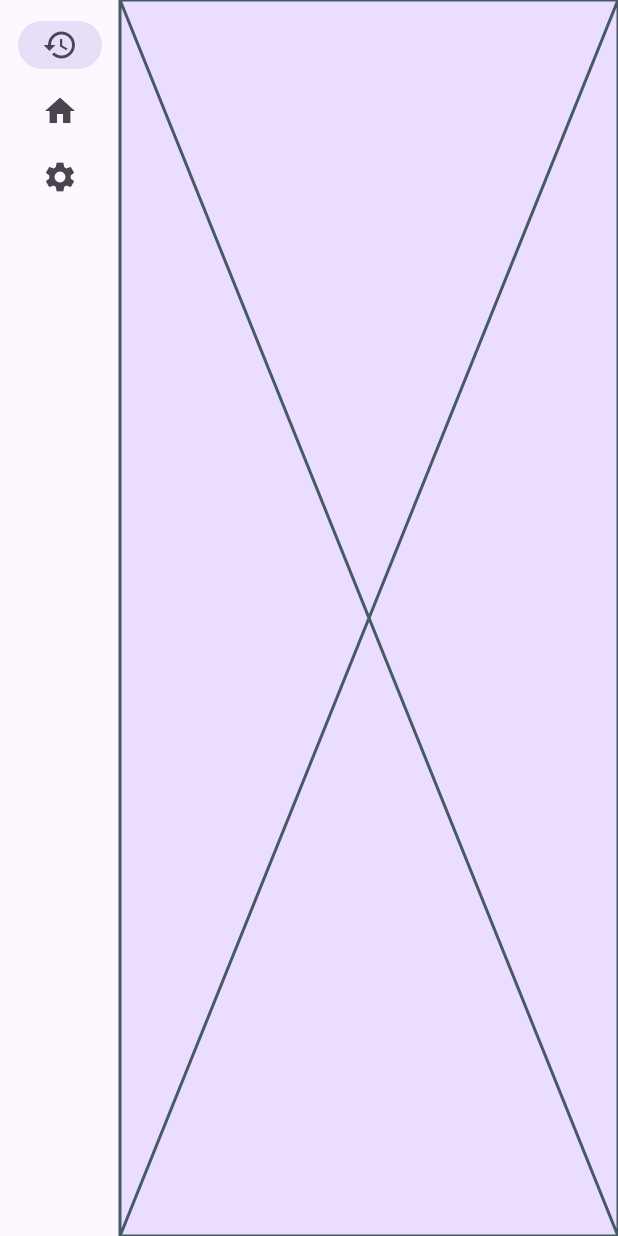
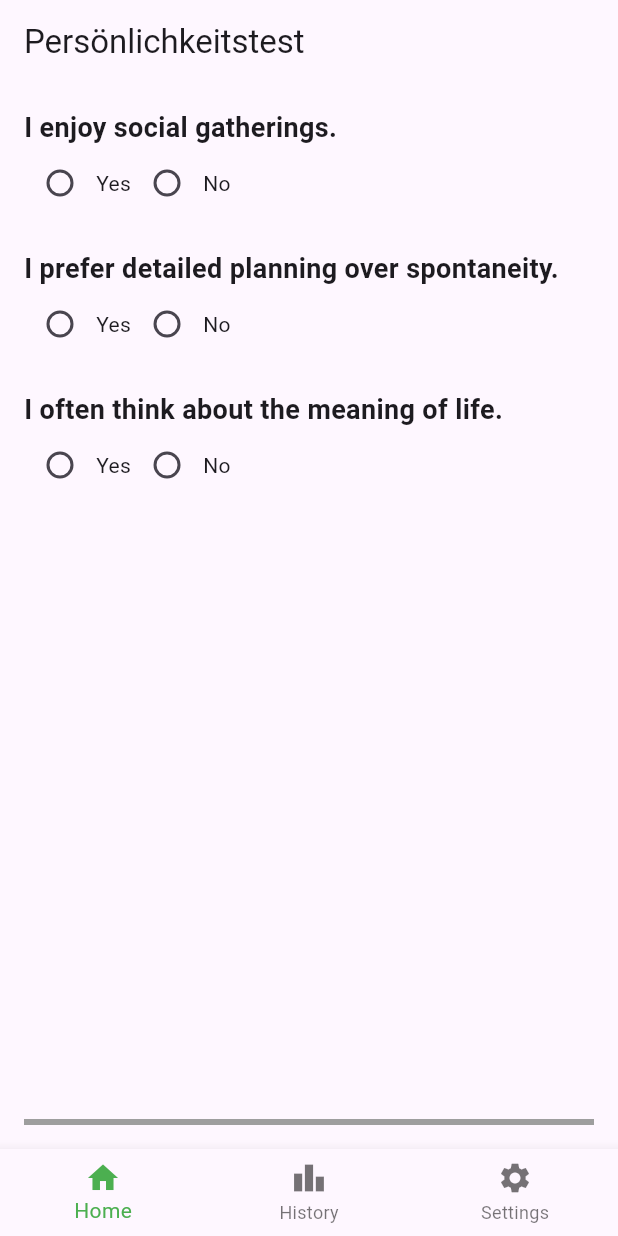
Before and after one commit to PaulPetermann/Personality-App, a Flutter app: the screen it shows after launch, on a phone screen of 412 x 824 dp. Run offline on Flutter 3.47's test engine with Material 3 defaults, Android fonts, the phone set to English and light mode, and no system bars; our stand-ins replace hive, hive_flutter; accounts and stored records are empty.

Commit message:
init views

```diff
--- a/lib/main.dart
+++ b/lib/main.dart
@@ -1,92 +1,37 @@
 import 'package:flutter/material.dart';
+import 'package:hive_flutter/hive_flutter.dart';
+import 'package:path_provider/path_provider.dart';
+import 'package:personality_app/model/history_model.dart';
+import 'package:personality_app/view/bottom_navigation/root_bottom_navigation.dart';
+import 'package:personality_app/view/splash_page.dart';
 
-void main() {
+void main() async {
+  WidgetsFlutterBinding.ensureInitialized();
+  final appDocumentDir = await getApplicationDocumentsDirectory();
+  await Hive.initFlutter(appDocumentDir.path);
+  await Hive.openBox("settings");
+  await Hive.openBox<History>("history");
+
   runApp(const MyApp());
 }
 
+/// The main app.
 class MyApp extends StatelessWidget {
+  /// Constructs a [MyApp]
   const MyApp({super.key});
 
-  // This widget is the root of your application.
   @override
   Widget build(BuildContext context) {
+    /*return MaterialApp.router(
+      routerConfig: _router,
+    );
+    */
     return MaterialApp(
-      title: 'Personality Test',
+      title: 'Flutter Splash Screen',
       theme: ThemeData(
-        colorScheme: ColorScheme.fromSeed(seedColor: Colors.deepPurple),
-        useMaterial3: true,
+        primarySwatch: Colors.blue,
       ),
-      home: const MyHomePage(title: 'Flutter Demo Home Page'),
+      home: const SplashScreen(), // Display splash screen initially
     );
   }
 }
-
-class MyHomePage extends StatefulWidget {
-  const MyHomePage({super.key, required this.title});
-
-  final String title;
-
-  @override
-  State<MyHomePage> createState() => _MyHomePageState();
-}
-
-class _MyHomePageState extends State<MyHomePage> {
-  var selectedIndex= 0;
-  @override
-  Widget build(BuildContext context) {
-
-    Widget page;
-    switch (selectedIndex) {
-      case 0:
-        page = Placeholder();
-        break;
-      case 1:
-        page = Placeholder();
-        break;
-      default:
-        throw UnimplementedError('no widget for $selectedIndex');
-    }
-
-    return LayoutBuilder(
-      builder: (context, constraints) {
-        return Scaffold(
-          body: Row(
-            children: [
-              SafeArea(
-                child: NavigationRail(
-                  extended: constraints.maxWidth >= 600,
-                  destinations: [
-                    NavigationRailDestination(
-                      icon: Icon(Icons.history),
-                      label: Text('History')
-                      ),
-                    NavigationRailDestination(
-                      icon: Icon(Icons.home),
-                      label: Text('Home'),
-                    ),
-                    NavigationRailDestination(
-                      icon: Icon(Icons.settings),
-                      label: Text('Settings'),
-                    ),
-                  ],
-                  selectedIndex: selectedIndex,
-                  onDestinationSelected: (value) {
-                    setState(() {
-                      selectedIndex = value;
-                    });
-                  },
-                ),
-              ),
-              Expanded(
-                child: Container(
-                  color: Theme.of(context).colorScheme.primaryContainer,
-                  child: page,
-                ),
-              ),
-            ],
-          ),
-        );
-      }
-    );
-  }
-}
--- /dev/null
+++ b/lib/model/answer_model.dart
@@ -0,0 +1,10 @@
+enum AnswerType {
+  yesNo,
+  slider,
+  multipleChoice,
+}
+
+class Answer {
+  Answer(this.answers);
+  List<String> answers;
+}
--- /dev/null
+++ b/lib/model/history_model.dart
@@ -0,0 +1,5 @@
+class History {
+  History(this.playerName, this.results);
+  String playerName;
+  String results;
+}
--- /dev/null
+++ b/lib/model/question_model.dart
@@ -0,0 +1,7 @@
+import 'package:personality_app/model/answer_model.dart';
+
+class Question {
+  Question({required this.question, required this.answerType});
+  String question;
+  AnswerType answerType;
+}
--- /dev/null
+++ b/lib/model/settings_model.dart
@@ -0,0 +1,3 @@
+class Settings {
+  var isDarkMode = false;
+}
--- /dev/null
+++ b/lib/view/bottom_navigation/root_bottom_navigation.dart
@@ -0,0 +1,67 @@
+import 'package:flutter/material.dart';
+import 'package:hive_flutter/hive_flutter.dart';
+import 'package:personality_app/model/history_model.dart';
+import 'package:personality_app/view/pages/history/history_page.dart';
+import 'package:personality_app/view/pages/quiz_pages/personality_test_page.dart';
+import 'package:personality_app/view/pages/settings/settings_page.dart';
+
+class RootBottomNavigation extends StatefulWidget {
+  const RootBottomNavigation({super.key});
+
+  @override
+  State<RootBottomNavigation> createState() => _RootBottomNavigationState();
+}
+
+class _RootBottomNavigationState extends State<RootBottomNavigation> {
+  int _currentIndex = 0;
+  //Settings setting = Settings();
+  late final List<Widget> _children;
+  final Box settings = Hive.box("settings");
+  _RootBottomNavigationState() {
+    _children = [
+      PersonalityTestPage(),
+      HistoryPage(),
+      SettingsPage(),
+    ];
+  }
+
+  void checkSettings() {
+    if (settings.get("isDarkmode") == null) {
+      settings.put("isDarkmode", false);
+    }
+  }
+
+  @override
+  Widget build(BuildContext context) {
+    checkSettings();
+    return ValueListenableBuilder(
+      valueListenable: settings.listenable(),
+      builder: (context, box, widget) {
+        var darkMode = box.get('isDarkmode');
+        return MaterialApp(
+          themeMode: darkMode ? ThemeMode.dark : ThemeMode.light,
+          darkTheme: ThemeData.dark(),
+          home: Scaffold(
+            body: _children[_currentIndex],
+            bottomNavigationBar: BottomNavigationBar(
+              selectedItemColor: Colors.green,
+              currentIndex: _currentIndex,
+              onTap: (index) {
+                setState(() {
+                  _currentIndex = index;
+                });
+              },
+              items: const [
+                BottomNavigationBarItem(icon: Icon(Icons.home), label: 'Home'),
+                BottomNavigationBarItem(
+                    icon: Icon(Icons.leaderboard), label: 'History'),
+                BottomNavigationBarItem(
+                    icon: Icon(Icons.settings), label: 'Settings'),
+              ],
+            ),
+          ),
+        );
+      },
+    );
+  }
+}
--- /dev/null
+++ b/lib/view/pages/quiz_pages/personality_test_page.dart
@@ -0,0 +1,125 @@
+import 'dart:collection';
+
+import 'package:flutter/material.dart';
+import 'package:personality_app/model/answer_model.dart';
+import 'package:personality_app/model/question_model.dart';
+
+class PersonalityTestPage extends StatefulWidget {
+  @override
+  _PersonalityTestPageState createState() => _PersonalityTestPageState();
+}
+
+class _PersonalityTestPageState extends State<PersonalityTestPage> {
+  final _questions = [
+    'I enjoy social gatherings.',
+    'I prefer detailed planning over spontaneity.',
+    'I often think about the meaning of life.',
+  ];
+
+  final List<Question> _questionsList = [
+    Question(
+        question: "I enjoy social gatherings.", answerType: AnswerType.yesNo),
+    Question(
+        question: "I prefer detailed planning over spontaneity.",
+        answerType: AnswerType.yesNo),
+    Question(
+        question: 'I often think about the meaning of life.',
+        answerType: AnswerType.yesNo),
+    Question(
+        question: "How Important is the Family to you!",
+        answerType: AnswerType.yesNo)
+  ];
+
+  late List<bool?> _answers = List<bool?>.filled(3, null);
+  double _progressValue = 0.0;
+
+  void updateProgress() {
+    setState(() {
+      int i = 0;
+      for (bool? ans in _answers) {
+        if (ans != null) {
+          i++;
+        }
+      }
+      _progressValue = i / _questions.length;
+    });
+  }
+
+  @override
+  Widget build(BuildContext context) {
+    return Scaffold(
+      appBar: AppBar(
+        title: Text('Persönlichkeitstest'),
+      ),
+      body: Padding(
+        padding: const EdgeInsets.all(16.0),
+        child: Column(
+          children: [
+            Expanded(
+              child: ListView.builder(
+                itemCount: _questions.length,
+                itemBuilder: (context, index) {
+                  return Column(
+                    crossAxisAlignment: CrossAxisAlignment.start,
+                    children: [
+                      Text(
+                        _questions[index],
+                        style: TextStyle(
+                            fontSize: 18, fontWeight: FontWeight.bold),
+                      ),
+                      Row(
+                        children: [
+                          Radio(
+                            value: true,
+                            groupValue: _answers[index],
+                            onChanged: (value) {
+                              setState(() {
+                                _answers[index] = value;
+                                updateProgress();
+                              });
+                            },
+                          ),
+                          Text('Yes'),
+                          Radio(
+                            value: false,
+                            groupValue: _answers[index],
+                            onChanged: (value) {
+                              setState(() {
+                                _answers[index] = value;
+                                updateProgress();
+                              });
+                            },
+                          ),
+                          Text('No'),
+                        ],
+                      ),
+                      SizedBox(height: 20),
+                    ],
+                  );
+                },
+              ),
+            ),
+            Visibility(
+              visible: _progressValue == 1.0,
+              child: ElevatedButton(
+                onPressed: _submitAnswers,
+                child: Text('Submit'),
+              ),
+            ),
+            LinearProgressIndicator(
+              value: _progressValue,
+              backgroundColor: Colors.grey,
+              valueColor: AlwaysStoppedAnimation<Color>(Colors.blue),
+            ),
+          ],
+        ),
+      ),
+    );
+  }
+
+  void _submitAnswers() {
+    // For now, just print the answers
+    print('User answers: $_answers');
+    // Add your logic to process the answers and navigate to results page
+  }
+}
--- /dev/null
+++ b/lib/view/pages/settings/settings_page.dart
@@ -0,0 +1,45 @@
+import 'package:flutter/material.dart';
+import 'package:personality_app/model/settings_model.dart';
+import 'package:hive/hive.dart';
+
+/// The Settings screen
+class SettingsPage extends StatefulWidget {
+  /// Constructs a [SettingsPage]
+  SettingsPage({super.key});
+
+  @override
+  State<StatefulWidget> createState() {
+    return SettingsPageState();
+  }
+}
+
+class SettingsPageState extends State<SettingsPage> {
+  final Box settings = Hive.box("settings");
+
+  @override
+  Widget build(BuildContext context) {
+    return Theme(
+      data: settings.get("isDarkmode") ? ThemeData.dark() : ThemeData.light(),
+      child: Scaffold(
+        appBar: AppBar(title: const Text('Settings')),
+        body: Column(
+          children: [
+            Text(
+              settings.get("isDarkmode") ? 'Dark Mode' : 'Light Mode',
+              style: const TextStyle(fontSize: 18.0),
+            ),
+            Switch(
+              value: settings.get("isDarkmode"),
+              onChanged: (value) {
+                setState(() {
+                  bool current = settings.get("isDarkmode");
+                  settings.put("isDarkmode", !current);
+                });
+              },
+            ),
+          ],
+        ),
+      ),
+    );
+  }
+}
--- a/lib/view/splash_page.dart
+++ b/lib/view/splash_page.dart
@@ -0,0 +1,30 @@
+import 'package:flutter/material.dart';
+import 'package:personality_app/view/bottom_navigation/root_bottom_navigation.dart';
+
+class SplashScreen extends StatelessWidget {
+  const SplashScreen({super.key});
+
+  @override
+  Widget build(BuildContext context) {
+    Future.delayed(const Duration(seconds: 2), () {
+      Navigator.pushReplacement(
+        context,
+        MaterialPageRoute(
+            builder: (context) => MaterialApp(
+                  theme: ThemeData(appBarTheme: const AppBarTheme()),
+                  home: const RootBottomNavigation(),
+                )),
+      );
+    });
+
+    return const Scaffold(
+      backgroundColor: Colors.blueAccent,
+      body: Center(
+        child: Text(
+          'Personality-Test App',
+          style: TextStyle(fontSize: 24, color: Colors.white),
+        ),
+      ),
+    );
+  }
+}
```
Also changed, not shown: lib/view/pages/history/history_page.dart (added, +64 -0 lines), pubspec.yaml (+9 -1 lines), pubspec.lock, 10 other files.
